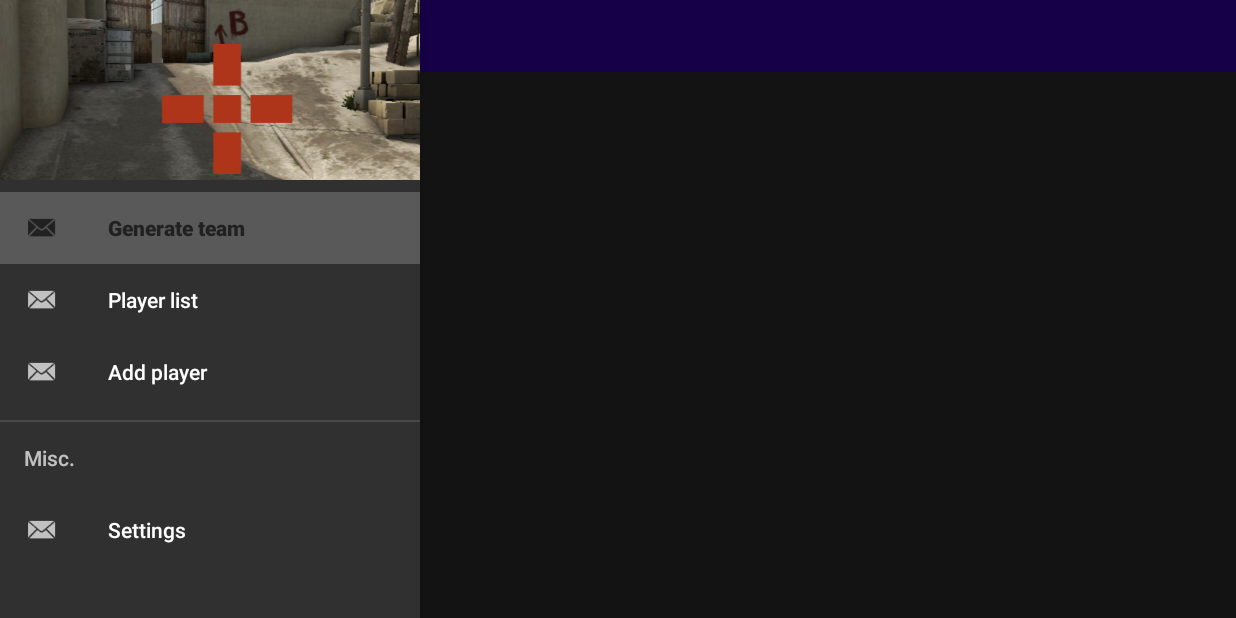
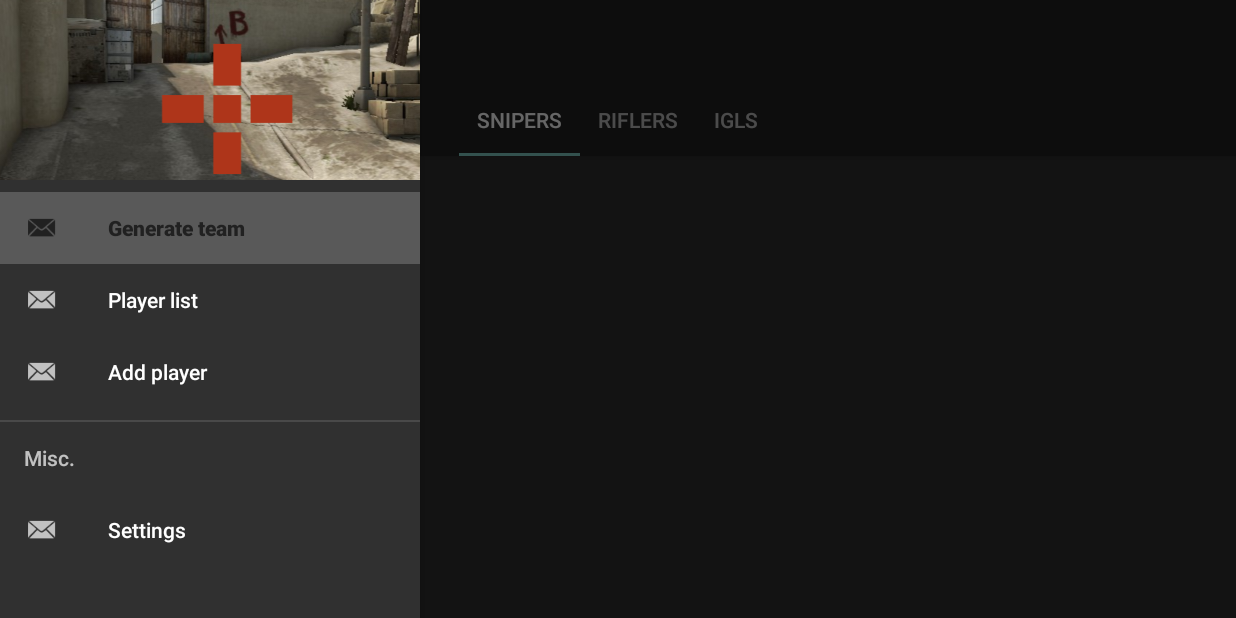
Before and after one commit to matmirowski/csgo-team-generator, an Android app: the fragment PlayerListFragment placed in its activity, with the side drawer open, on a phone screen of 824 x 412 dp (held sideways). Run offline under Robolectric (Android 15) with nearby library versions, the phone set to English and light mode, and no system bars.

Commit message:
feat: Add view pager for PlayerListFragment

```diff
--- /dev/null
+++ b/app/src/main/java/pl/mateusz/csgoteamgenerator/ListFragments/RiflerFragment.java
@@ -0,0 +1,18 @@
+package pl.mateusz.csgoteamgenerator.ListFragments;
+
+import android.os.Bundle;
+import android.support.v4.app.Fragment;
+import android.view.LayoutInflater;
+import android.view.View;
+import android.view.ViewGroup;
+
+import pl.mateusz.csgoteamgenerator.R;
+
+public class RiflerFragment extends Fragment {
+
+    @Override
+    public View onCreateView(LayoutInflater inflater, ViewGroup container,
+                             Bundle savedInstanceState) {
+        return inflater.inflate(R.layout.fragment_rifler, container, false);
+    }
+}
--- /dev/null
+++ b/app/src/main/java/pl/mateusz/csgoteamgenerator/ListFragments/SniperFragment.java
@@ -0,0 +1,57 @@
+package pl.mateusz.csgoteamgenerator.ListFragments;
+
+import android.graphics.drawable.Drawable;
+import android.os.Bundle;
+import android.support.annotation.NonNull;
+import android.support.v4.app.Fragment;
+import android.support.v7.widget.CardView;
+import android.support.v7.widget.RecyclerView;
+import android.view.LayoutInflater;
+import android.view.View;
+import android.view.ViewGroup;
+
+import pl.mateusz.csgoteamgenerator.R;
+
+public class SniperFragment extends Fragment {
+
+    public class CaptionedPlayersAdapter extends RecyclerView.Adapter<CaptionedPlayersAdapter.ViewHolder> {
+        private String[] players;
+        private Drawable[] drawables;
+
+        public CaptionedPlayersAdapter(String[] players, Drawable[] drawables) {
+            this.players = players;
+            this.drawables = drawables;
+        }
+
+        @NonNull
+        @Override
+        public ViewHolder onCreateViewHolder(@NonNull ViewGroup viewGroup, int i) {
+            return null;
+        }
+
+        @Override
+        public void onBindViewHolder(@NonNull ViewHolder viewHolder, int i) {
+
+        }
+
+        @Override
+        public int getItemCount() {
+            return players.length;
+        }
+
+        public class ViewHolder extends RecyclerView.ViewHolder {
+            private final CardView cardView;
+
+            public ViewHolder(CardView v) {
+                super(v);
+                cardView = v;
+            }
+        }
+    }
+
+    @Override
+    public View onCreateView(LayoutInflater inflater, ViewGroup container,
+                             Bundle savedInstanceState) {
+        return inflater.inflate(R.layout.fragment_sniper, container, false);
+    }
+}
--- a/app/src/main/java/pl/mateusz/csgoteamgenerator/PlayerListFragment.java
+++ b/app/src/main/java/pl/mateusz/csgoteamgenerator/PlayerListFragment.java
@@ -1,21 +1,91 @@
 package pl.mateusz.csgoteamgenerator;
 
 import android.os.Bundle;
+import android.support.annotation.Nullable;
+import android.support.design.widget.TabLayout;
 import android.support.v4.app.Fragment;
+import android.support.v4.app.FragmentActivity;
+import android.support.v4.app.FragmentManager;
+import android.support.v4.app.FragmentPagerAdapter;
+import android.support.v4.view.ViewPager;
+import android.support.v7.app.AppCompatActivity;
+import android.support.v7.widget.Toolbar;
 import android.view.LayoutInflater;
 import android.view.View;
 import android.view.ViewGroup;
 
-/**
- * A simple {@link Fragment} subclass.
- * Use the {@link PlayerListFragment#newInstance} factory method to
- * create an instance of this fragment.
- */
+import pl.mateusz.csgoteamgenerator.ListFragments.IglFragment;
+import pl.mateusz.csgoteamgenerator.ListFragments.RiflerFragment;
+import pl.mateusz.csgoteamgenerator.ListFragments.SniperFragment;
+
 public class PlayerListFragment extends Fragment {
+
+    private class RolePagerAdapter extends FragmentPagerAdapter {
+
+        public RolePagerAdapter(FragmentManager fm) {
+            super(fm);
+        }
+
+        @Override
+        public Fragment getItem(int position) {
+            switch (position) {
+                case 0:
+                    return new SniperFragment();
+                case 1:
+                    return new RiflerFragment();
+                case 2:
+                    return new IglFragment();
+            }
+            return null;
+        }
+
+        @Override
+        public int getCount() { // 3 pages
+            return 3;
+        }
+
+        @Nullable
+        @Override
+        public CharSequence getPageTitle(int position) {
+            switch (position) {
+                case 0:
+                    return getActivity().getResources().getText(R.string.sniper_tab);
+                case 1:
+                    return getActivity().getResources().getText(R.string.riflers_tab);
+                case 2:
+                    return getActivity().getResources().getText(R.string.igls_tab);
+            }
+            return null;
+        }
+    }
 
     @Override
     public View onCreateView(LayoutInflater inflater, ViewGroup container,
                              Bundle savedInstanceState) {
+
         return inflater.inflate(R.layout.fragment_player_list, container, false);
+
+    }
+
+    @Override
+    public void onStart() {
+        super.onStart();
+        // setup viewpager
+        RolePagerAdapter adapter = new RolePagerAdapter(getActivity().getSupportFragmentManager());
+        ViewPager pager = getActivity().findViewById(R.id.pager);
+        pager.setAdapter(adapter);
+        // setup tablayout
+        TabLayout tabLayout = getActivity().findViewById(R.id.tabs);
+        tabLayout.setupWithViewPager(pager);
+        // hide default toolbar
+        ((AppCompatActivity)getActivity()).getSupportActionBar().hide();
+        Toolbar listToolbar = getActivity().findViewById(R.id.player_list_toolbar);
+        ((AppCompatActivity) getActivity()).setSupportActionBar(listToolbar);
+    }
+
+    @Override
+    public void onStop() {
+        super.onStop();
+        ((AppCompatActivity)getActivity()).getSupportActionBar().show();
     }
 }
--- a/app/src/main/res/layout/activity_main.xml
+++ b/app/src/main/res/layout/activity_main.xml
@@ -8,20 +8,20 @@
     android:layout_height="match_parent"
     android:id="@+id/drawer_layout" >
 
-    <LinearLayout
+    <FrameLayout
         android:layout_width="match_parent"
-        android:layout_height="match_parent"
-        android:orientation="vertical">
+        android:layout_height="match_parent" >
+
+        <FrameLayout
+            android:id="@+id/fragment_container"
+            android:layout_width="match_parent"
+            android:layout_height="match_parent" />
 
         <include
             layout="@layout/toolbar_main"
             android:id="@+id/toolbar" />
 
-        <FrameLayout
-            android:id="@+id/fragment_container"
-            android:layout_width="match_parent"
-            android:layout_height="match_parent" />
-    </LinearLayout>
+    </FrameLayout>
 
     <android.support.design.widget.NavigationView
         android:id="@+id/nav_view"
--- a/app/src/main/res/layout/fragment_player_list.xml
+++ b/app/src/main/res/layout/fragment_player_list.xml
@@ -1,14 +1,34 @@
 <?xml version="1.0" encoding="utf-8"?>
-<FrameLayout xmlns:android="http://schemas.android.com/apk/res/android"
+<android.support.design.widget.CoordinatorLayout
+    xmlns:android="http://schemas.android.com/apk/res/android"
     xmlns:tools="http://schemas.android.com/tools"
+    xmlns:app="http://schemas.android.com/apk/res-auto"
     android:layout_width="match_parent"
     android:layout_height="match_parent"
     tools:context=".PlayerListFragment">
 
-    <!-- TODO: Update blank fragment layout -->
-    <TextView
+    <android.support.design.widget.AppBarLayout
+        android:layout_width="match_parent"
+        android:layout_height="wrap_content"
+        android:theme="@style/ThemeOverlay.AppCompat.Dark.ActionBar" >
+
+        <android.support.v7.widget.Toolbar
+            android:layout_height="wrap_content"
+            android:id="@+id/player_list_toolbar"
+            app:layout_scrollFlags="scroll|enterAlways"
+            android:layout_width="match_parent" />
+
+        <android.support.design.widget.TabLayout
+            android:id="@+id/tabs"
+            android:layout_width="match_parent"
+            android:layout_height="wrap_content" />
+
+    </android.support.design.widget.AppBarLayout>
+
+    <android.support.v4.view.ViewPager
+        android:id="@+id/pager"
         android:layout_width="match_parent"
         android:layout_height="match_parent"
-        android:text="Player list fragment" />
+        app:layout_behavior="@string/appbar_scrolling_view_behavior" />
 
-</FrameLayout>
+</android.support.design.widget.CoordinatorLayout>
--- /dev/null
+++ b/app/src/main/res/layout/fragment_sniper.xml
@@ -0,0 +1,9 @@
+<?xml version="1.0" encoding="utf-8"?>
+<android.support.v7.widget.RecyclerView
+    xmlns:android="http://schemas.android.com/apk/res/android"
+    android:id="@+id/sniper_recycler"
+    android:layout_width="match_parent"
+    android:layout_height="match_parent"
+    android:scrollbars="vertical">
+
+</android.support.v7.widget.RecyclerView>
--- a/app/src/main/res/values/strings.xml
+++ b/app/src/main/res/values/strings.xml
@@ -10,6 +10,9 @@
     <string name="settings">Settings</string>
     <string name="nav_open_drawer">Open nagivation drawer</string>
     <string name="nav_close_drawer">Close nagivation drawer</string>
+    <string name="sniper_tab">Snipers</string>
+    <string name="riflers_tab">Riflers</string>
+    <string name="igls_tab">IGLs</string>
     <!-- TODO: Remove or change this placeholder text -->
     <string name="hello_blank_fragment">Hello blank fragment</string>
 </resources>
```
Also changed, not shown: app/src/main/java/pl/mateusz/csgoteamgenerator/ListFragments/IglFragment.java (added, +18 -0 lines), app/src/main/res/layout/card_layout.xml (added, +29 -0 lines), app/src/main/res/layout/fragment_generate.xml (+14 -10 lines), app/src/main/res/layout/fragment_igl.xml (added, +14 -0 lines), app/src/main/res/layout/fragment_rifler.xml (added, +14 -0 lines).
